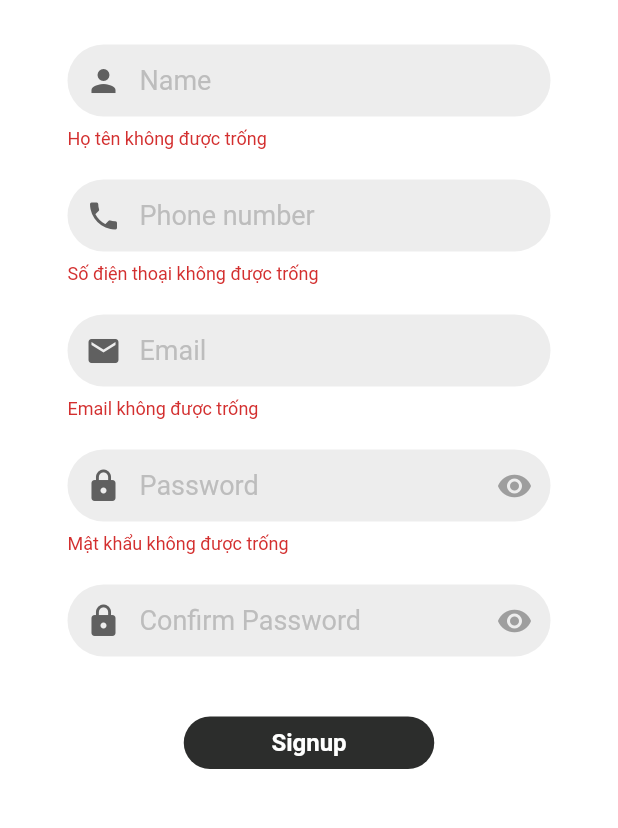
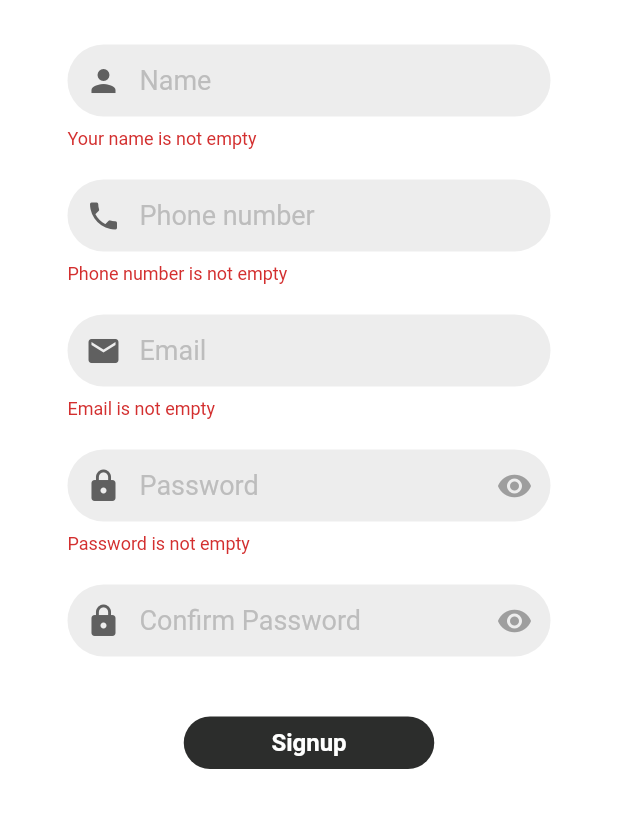
Before and after one commit to Vires17/travelapp, a Flutter app: the RegisterView screen opened by its route, after a tap on "Signup", on a phone screen of 412 x 824 dp, the part 293-1121 px from its top. Run offline on Flutter 3.47's test engine with Material 2 defaults, Android fonts, the phone set to English and light mode, and no system bars; our stand-ins replace flutter_svg, get, shared_preferences; accounts and stored records are empty.

Commit message:
fix: login and register failed message

```diff
--- a/lib/app/data/helpers/validations.dart
+++ b/lib/app/data/helpers/validations.dart
@@ -4,40 +4,43 @@ import 'package:get/get.dart';
 class Validations {
   static String? validateEmail(String email) {
     if (email.isEmpty) {
-      return 'Email không được trống';
+      return 'Email is not empty';
     }
     if (!GetUtils.isEmail(email)) {
-      return 'Email không hợp lệ';
+      return 'Email is not valid';
     }
     return null;
   }
 
   static String? validateName(String name) {
     if (name.length >= 255) {
-      return 'Tên bạn không được quá 255 ký tự';
+      return 'Your name is not exceed 255 characters';
     }
+    // if (name.length < 3) {
+    //   return "Your name is too short";
+    // }
     if (name.isEmpty) {
-      return 'Họ tên không được trống';
+      return 'Your name is not empty';
     }
     return null;
   }
 
   static String? validatePhone(String phone) {
     if (phone.isEmpty) {
-      return 'Số điện thoại không được trống';
+      return 'Phone number is not empty';
     }
     if (!GetUtils.isPhoneNumber(phone)) {
-      return 'Số điện thoại không hợp lệ';
+      return 'Phone number is not a valid';
     }
     return null;
   }
 
   static String? validatePassword(String password) {
     if (password.isEmpty) {
-      return 'Mật khẩu không được trống';
+      return 'Password is not empty';
     }
     if (password.length < 6) {
-      return "Mật khẩu phải lớn hơn 6 ký tự";
+      return "Password must be at least 6 characters";
     }
     return null;
   }
--- a/lib/app/modules/register/controllers/register_controller.dart
+++ b/lib/app/modules/register/controllers/register_controller.dart
@@ -36,24 +36,24 @@ class RegisterController extends GetxController {
       return;
     }
     signupFormKey.currentState!.save();
-    bool isCreated =
+    String isCreated =
         await UserRepository.createUser(name, email, phone, password);
 
-    if (isCreated) {
-      bool isLogin = await UserRepository.loginUser(email, password);
-      if (isLogin) {
+    if (isCreated == "success") {
+      String isLogin = await UserRepository.loginUser(email, password);
+      if (isLogin == 'success') {
         Get.offAllNamed(Routes.HOME);
       } else {
         Get.snackbar(
-          "Thất bại",
-          "Đăng nhập thất bại.",
+          'Login failed',
+          isLogin,
           snackPosition: SnackPosition.BOTTOM,
         );
       }
     } else {
       Get.snackbar(
-        "Thất bại",
-        "Đăng ký thất bại.",
+        "Register failed",
+        isCreated,
         snackPosition: SnackPosition.BOTTOM,
       );
     }
```
Also changed, not shown: lib/app/data/repository/user.dart (+15 -13 lines), lib/app/modules/login/controllers/login_controller.dart (+4 -4 lines).
